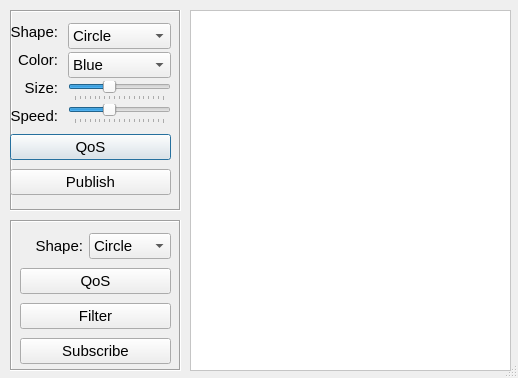
Before: the Qt Designer form demo/ishapes/iShapesForm.ui in nevion/simd-cxx-old, drawn with Qt 5.
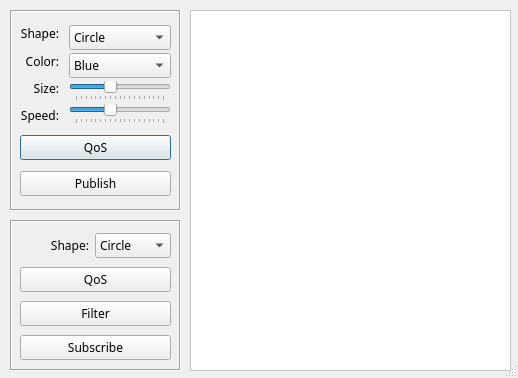
After: the same form once the commit is applied.

Commit message: Added resource system

The edit to the form file:
```diff
--- a/demo/ishapes/iShapesForm.ui
+++ b/demo/ishapes/iShapesForm.ui
@@ -69,9 +69,9 @@
    <widget class="QWidget" name="layoutWidget">
     <property name="geometry">
      <rect>
-      <x>0</x>
+      <x>10</x>
       <y>10</y>
-      <width>161</width>
+      <width>151</width>
       <height>181</height>
      </rect>
     </property>
@@ -92,7 +92,8 @@
           <widget class="QLabel" name="wShapeLabel">
            <property name="font">
             <font>
-             <pointsize>11</pointsize>
+             <family>Sans Serif</family>
+             <pointsize>9</pointsize>
              <stylestrategy>PreferAntialias</stylestrategy>
              <kerning>false</kerning>
             </font>
@@ -112,7 +113,8 @@
           <widget class="QLabel" name="colorLabel">
            <property name="font">
             <font>
-             <pointsize>11</pointsize>
+             <family>Sans Serif</family>
+             <pointsize>9</pointsize>
              <stylestrategy>PreferAntialias</stylestrategy>
              <kerning>false</kerning>
             </font>
@@ -129,7 +131,8 @@
           <widget class="QLabel" name="label">
            <property name="font">
             <font>
-             <pointsize>11</pointsize>
+             <family>Sans Serif</family>
+             <pointsize>9</pointsize>
              <stylestrategy>PreferAntialias</stylestrategy>
              <kerning>false</kerning>
             </font>
@@ -146,7 +149,8 @@
           <widget class="QLabel" name="label_2">
            <property name="font">
             <font>
-             <pointsize>11</pointsize>
+             <family>Sans Serif</family>
+             <pointsize>9</pointsize>
              <stylestrategy>PreferAntialias</stylestrategy>
              <kerning>false</kerning>
             </font>
@@ -170,7 +174,8 @@
           <widget class="QComboBox" name="wShapeList">
            <property name="font">
             <font>
-             <pointsize>11</pointsize>
+             <family>Sans Serif</family>
+             <pointsize>9</pointsize>
              <stylestrategy>PreferAntialias</stylestrategy>
              <kerning>false</kerning>
             </font>
@@ -196,7 +201,8 @@
           <widget class="QComboBox" name="colorList">
            <property name="font">
             <font>
-             <pointsize>11</pointsize>
+             <family>Sans Serif</family>
+             <pointsize>9</pointsize>
              <stylestrategy>PreferAntialias</stylestrategy>
              <kerning>false</kerning>
             </font>
@@ -319,8 +325,8 @@
        </property>
        <property name="font">
         <font>
-         <family>Lucida Grande</family>
-         <pointsize>11</pointsize>
+         <family>Sans Serif</family>
+         <pointsize>9</pointsize>
          <stylestrategy>PreferAntialias</stylestrategy>
          <kerning>false</kerning>
         </font>
@@ -353,7 +359,8 @@
        </property>
        <property name="font">
         <font>
-         <pointsize>11</pointsize>
+         <family>Sans Serif</family>
+         <pointsize>9</pointsize>
          <stylestrategy>PreferAntialias</stylestrategy>
          <kerning>false</kerning>
         </font>
@@ -404,7 +411,8 @@
         <widget class="QLabel" name="label_3">
          <property name="font">
           <font>
-           <pointsize>11</pointsize>
+           <family>Sans Serif</family>
+           <pointsize>9</pointsize>
            <stylestrategy>PreferAntialias</stylestrategy>
            <kerning>false</kerning>
           </font>
@@ -421,7 +429,8 @@
         <widget class="QComboBox" name="rShapeList">
          <property name="font">
           <font>
-           <pointsize>11</pointsize>
+           <family>Sans Serif</family>
+           <pointsize>9</pointsize>
            <stylestrategy>PreferAntialias</stylestrategy>
            <kerning>false</kerning>
           </font>
@@ -449,7 +458,8 @@
       <widget class="QPushButton" name="subQosButton">
        <property name="font">
         <font>
-         <pointsize>11</pointsize>
+         <family>Sans Serif</family>
+         <pointsize>9</pointsize>
          <stylestrategy>PreferAntialias</stylestrategy>
          <kerning>false</kerning>
         </font>
@@ -470,7 +480,8 @@
       <widget class="QPushButton" name="filterButton">
        <property name="font">
         <font>
-         <pointsize>11</pointsize>
+         <family>Sans Serif</family>
+         <pointsize>9</pointsize>
          <stylestrategy>PreferAntialias</stylestrategy>
          <kerning>false</kerning>
         </font>
@@ -491,7 +502,8 @@
       <widget class="QPushButton" name="createReaderButton">
        <property name="font">
         <font>
-         <pointsize>11</pointsize>
+         <family>Sans Serif</family>
+         <pointsize>9</pointsize>
          <stylestrategy>PreferAntialias</stylestrategy>
          <kerning>false</kerning>
         </font>
```
The commit also changes 1 other file.
